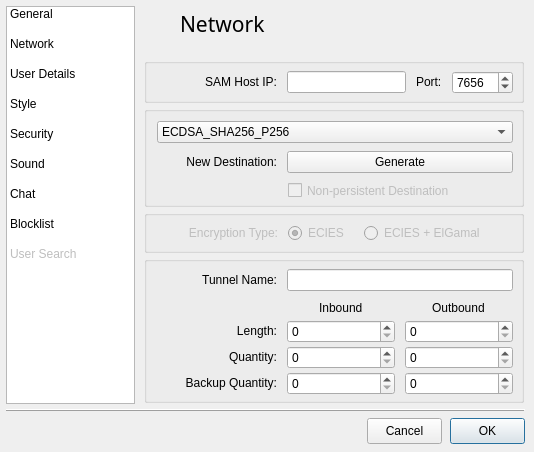
vituperative/i2pchat, file src/gui/form_settingsgui.ui: the form before one commit.
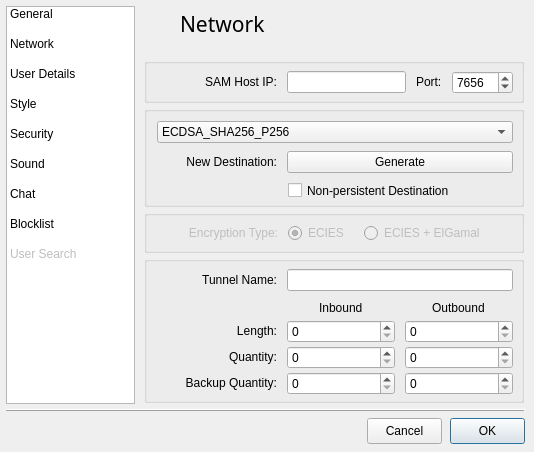
The form after the commit. The open tabs and pages were chosen to show the change. Icons and pictures are not drawn.

Patch:
```diff
--- a/src/gui/form_settingsgui.ui
+++ b/src/gui/form_settingsgui.ui
@@ -1370,9 +1370,6 @@
        </layout>
       </widget>
       <widget class="QCheckBox" name="nonpersistdest">
-       <property name="enabled">
-        <bool>false</bool>
-       </property>
        <property name="geometry">
         <rect>
          <x>144</x>
```
Lines whose indentation alone changed are shown as unchanged.
